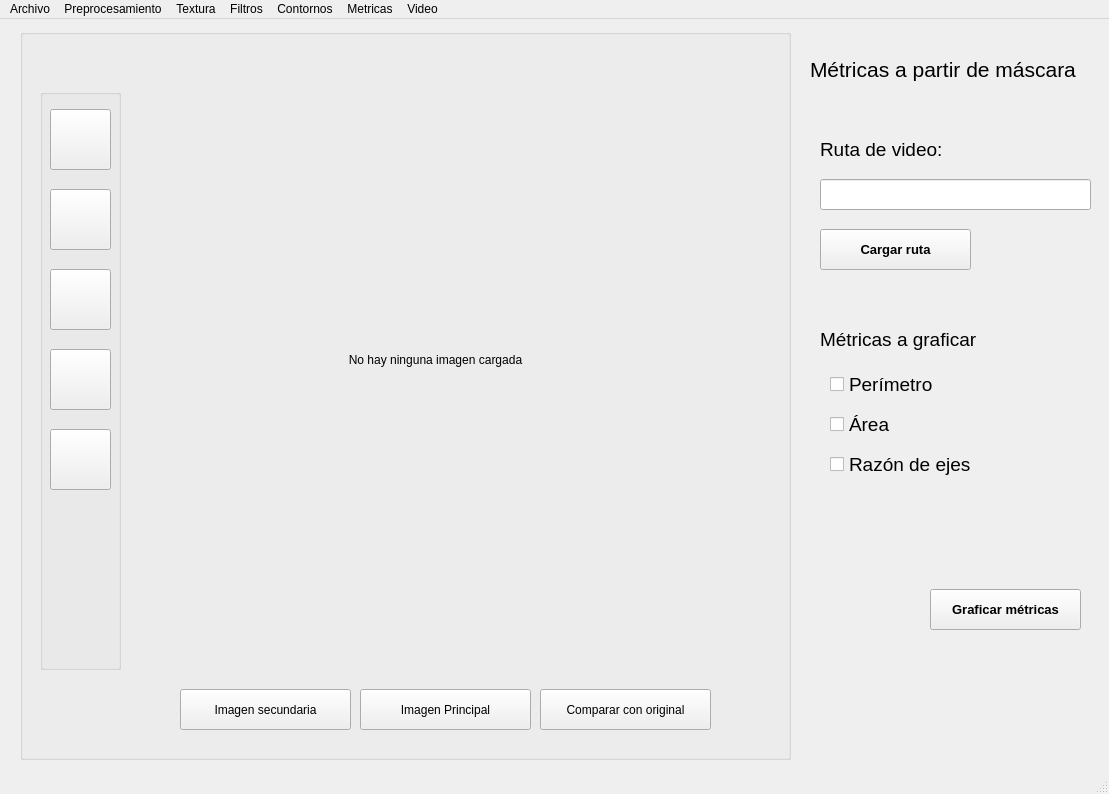
This is main_window.ui in arodriguez1415/PF-SECRET as Qt 5 draws it before an edit. The edited form follows.
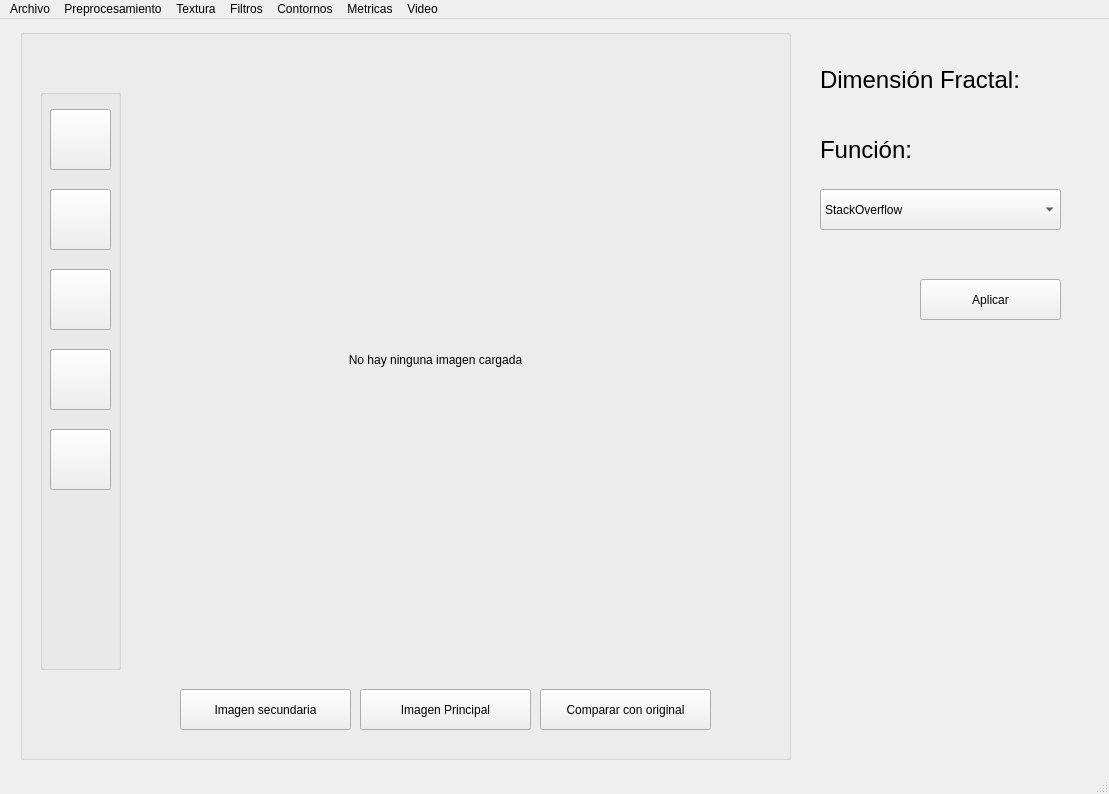
This is the edited form.

Commit message: fractal method incorporated

Diff of the .ui file:
```diff
--- a/main_window.ui
+++ b/main_window.ui
@@ -170,7 +170,7 @@
      </rect>
     </property>
     <property name="currentIndex">
-     <number>7</number>
+     <number>5</number>
     </property>
     <widget class="QWidget" name="blank_page"/>
     <widget class="QWidget" name="anisotropic_filter_options">
@@ -831,6 +831,77 @@
       </property>
      </widget>
     </widget>
+    <widget class="QWidget" name="fractal_dimension_options">
+     <widget class="QLabel" name="fractal_dimension_title">
+      <property name="geometry">
+       <rect>
+        <x>20</x>
+        <y>40</y>
+        <width>261</width>
+        <height>41</height>
+       </rect>
+      </property>
+      <property name="font">
+       <font>
+        <pointsize>18</pointsize>
+       </font>
+      </property>
+      <property name="text">
+       <string>Dimensión Fractal:</string>
+      </property>
+     </widget>
+     <widget class="QLabel" name="fractal_dimension_function_label">
+      <property name="geometry">
+       <rect>
+        <x>20</x>
+        <y>110</y>
+        <width>261</width>
+        <height>41</height>
+       </rect>
+      </property>
+      <property name="font">
+       <font>
+        <pointsize>18</pointsize>
+       </font>
+      </property>
+      <property name="text">
+       <string>Función:</string>
+      </property>
+     </widget>
+     <widget class="QComboBox" name="fractal_dimension_function_combobox">
+      <property name="geometry">
+       <rect>
+        <x>20</x>
+        <y>170</y>
+        <width>241</width>
+        <height>41</height>
+       </rect>
+      </property>
+      <item>
+       <property name="text">
+        <string>StackOverflow</string>
+       </property>
+      </item>
+      <item>
+       <property name="text">
+        <string>Github</string>
+       </property>
+      </item>
+     </widget>
+     <widget class="QPushButton" name="fractal_dimension_apply_button">
+      <property name="geometry">
+       <rect>
+        <x>120</x>
+        <y>260</y>
+        <width>141</width>
+        <height>41</height>
+       </rect>
+      </property>
+      <property name="text">
+       <string>Aplicar</string>
+      </property>
+     </widget>
+    </widget>
     <widget class="QWidget" name="adaptive_threshold_options">
      <widget class="QLabel" name="adaptive_threshold_title">
       <property name="geometry">
```
Left out of the diff: 6 changed lines with no effect on the pictures. The commit also changes 3 other files.
